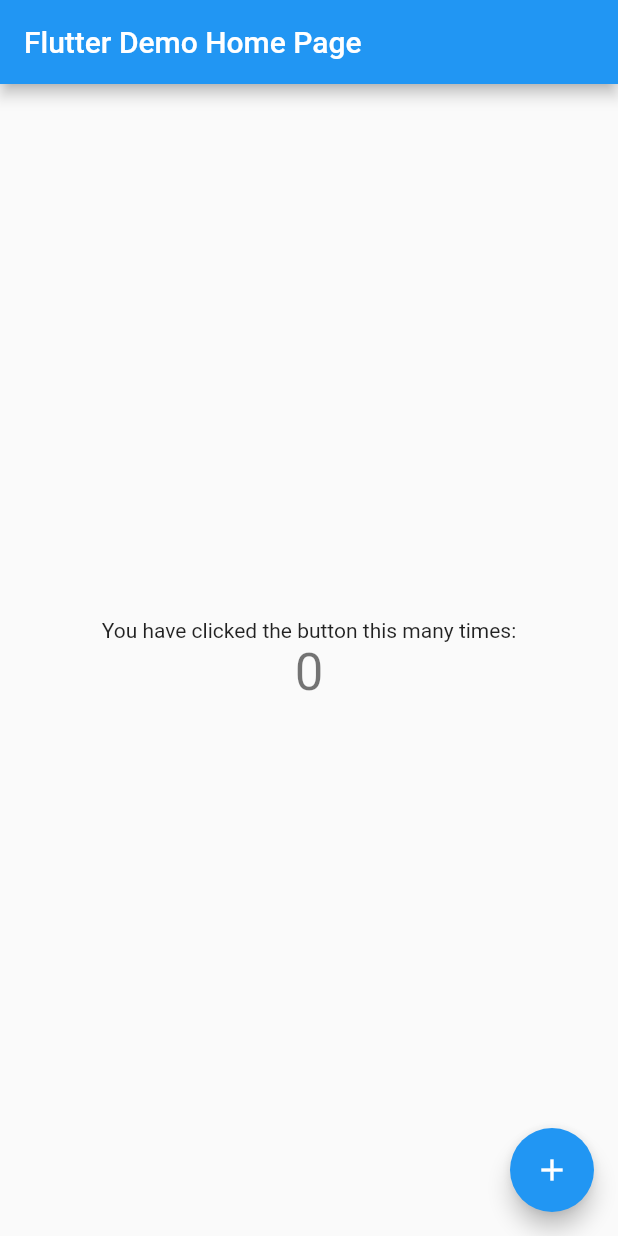
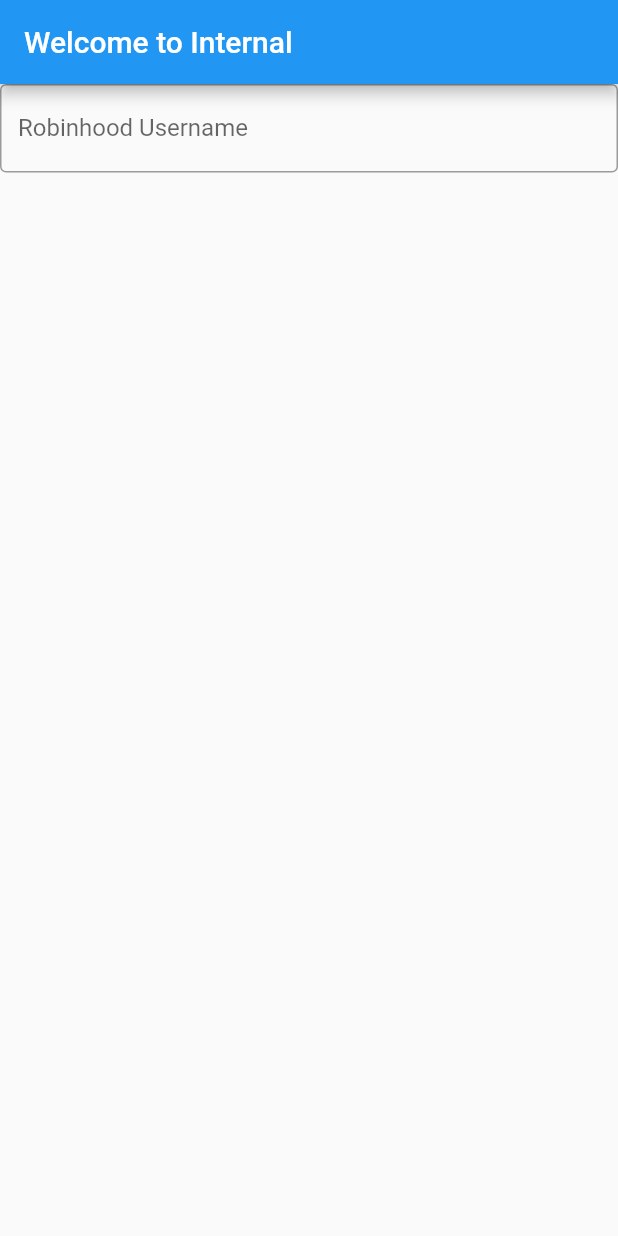
Before and after one commit to nelsonjd/internal, a Flutter app: the screen it shows after launch, on a phone screen of 412 x 824 dp. Run offline on Flutter 3.47's test engine with Material 2 defaults, Android fonts, the phone set to English and light mode, and no system bars.

Commit message:
input form with username text field on screen

```diff
--- /dev/null
+++ b/lib/login_form.dart
@@ -0,0 +1,48 @@
+import 'package:flutter/widgets.dart';
+import 'package:flutter/material.dart';
+
+class LoginForm extends StatefulWidget {
+  @override
+  LoginFormState createState() {
+    return LoginFormState();
+  }
+}
+
+class LoginFormState extends State<LoginForm> {
+  final _formKey = GlobalKey<FormState>();
+
+  @override
+  Widget build(BuildContext context) {
+    // TODO: implement build
+    return Form(
+      key: _formKey,
+      child: Column(
+        crossAxisAlignment: CrossAxisAlignment.center,
+        children: <Widget>[
+          UserNameFormField(
+
+          )
+        ],
+      ),
+    );
+  }
+}
+
+
+class UserNameFormField extends FormField<String> {
+  UserNameFormField({
+    String initialValue = "hi",
+    bool autovalidate = false,
+  }) : super (
+    initialValue: initialValue,
+    autovalidate: autovalidate,
+    builder: (FormFieldState<String> state) {
+      return TextField(
+        decoration: InputDecoration(
+          border: OutlineInputBorder(),
+          labelText: 'Robinhood Username',
+        ),
+      );
+    }
+  );
+}
--- a/lib/main.dart
+++ b/lib/main.dart
@@ -1,111 +1,30 @@
+import 'package:flutter/widgets.dart';
 import 'package:flutter/material.dart';
 
-void main() => runApp(MyApp());
+import 'login_form.dart';
 
-class MyApp extends StatelessWidget {
-  // This widget is the root of your application.
+class Internal extends StatelessWidget {
   @override
   Widget build(BuildContext context) {
-    return MaterialApp(
-      title: 'Flutter Demo',
-      theme: ThemeData(
-        // This is the theme of your application.
-        //
-        // Try running your application with "flutter run". You'll see the
-        // application has a blue toolbar. Then, without quitting the app, try
-        // changing the primarySwatch below to Colors.green and then invoke
-        // "hot reload" (press "r" in the console where you ran "flutter run",
-        // or simply save your changes to "hot reload" in a Flutter IDE).
-        // Notice that the counter didn't reset back to zero; the application
-        // is not restarted.
-        primarySwatch: Colors.blue,
+    // TODO: implement build
+    return Scaffold(
+      appBar: AppBar(title: Text('Welcome to Internal')),
+      body: new Container(
+        child: Column(
+          children: [
+            LoginForm()
+          ],
+        ),
       ),
-      home: MyHomePage(title: 'Flutter Demo Home Page'),
     );
   }
 }
 
-class MyHomePage extends StatefulWidget {
-  MyHomePage({Key key, this.title}) : super(key: key);
-
-  // This widget is the home page of your application. It is stateful, meaning
-  // that it has a State object (defined below) that contains fields that affect
-  // how it looks.
-
-  // This class is the configuration for the state. It holds the values (in this
-  // case the title) provided by the parent (in this case the App widget) and
-  // used by the build method of the State. Fields in a Widget subclass are
-  // always marked "final".
-
-  final String title;
-
-  @override
-  _MyHomePageState createState() => _MyHomePageState();
+void main() {
+  runApp(
+    MaterialApp(
+      title: 'Internal',
+      home: Internal()
+    )
+  );
 }
-
-class _MyHomePageState extends State<MyHomePage> {
-  int _counter = 0;
-
-  void _incrementCounter() {
-    setState(() {
-      // This call to setState tells the Flutter framework that something has
-      // changed in this State, which causes it to rerun the build method below
-      // so that the display can reflect the updated values. If we changed
-      // _counter without calling setState(), then the build method would not be
-      // called again, and so nothing would appear to happen.
-      _counter++;
-    });
-  }
-
-  @override
-  Widget build(BuildContext context) {
-    // This method is rerun every time setState is called, for instance as done
-    // by the _incrementCounter method above.
-    //
-    // The Flutter framework has been optimized to make rerunning build methods
-    // fast, so that you can just rebuild anything that needs updating rather
-    // than having to individually change instances of widgets.
-    return Scaffold(
-      appBar: AppBar(
-        // Here we take the value from the MyHomePage object that was created by
-        // the App.build method, and use it to set our appbar title.
-        title: Text(widget.title),
-      ),
-      body: Center(
-        // Center is a layout widget. It takes a single child and positions it
-        // in the middle of the parent.
-        child: Column(
-          // Column is also layout widget. It takes a list of children and
-          // arranges them vertically. By default, it sizes itself to fit its
-          // children horizontally, and tries to be as tall as its parent.
-          //
-          // Invoke "debug painting" (press "p" in the console, choose the
-          // "Toggle Debug Paint" action from the Flutter Inspector in Android
-          // Studio, or the "Toggle Debug Paint" command in Visual Studio Code)
-          // to see the wireframe for each widget.
-          //
-          // Column has various properties to control how it sizes itself and
-          // how it positions its children. Here we use mainAxisAlignment to
-          // center the children vertically; the main axis here is the vertical
-          // axis because Columns are vertical (the cross axis would be
-          // horizontal).
-          mainAxisAlignment: MainAxisAlignment.center,
-          children: <Widget>[
-            Text(
-              'You have clicked the button this many times:',
-            ),
-            Text(
-              '$_counter',
-              style: Theme.of(context).textTheme.display1,
-            ),
-          ],
-        ),
-      ),
-      floatingActionButton: FloatingActionButton(
-        onPressed: _incrementCounter,
-        tooltip: 'Increment',
-        child: Icon(Icons.add),
-      ), // This trailing comma makes auto-formatting nicer for build methods.
-    );
-  }
-}
--- a/pubspec.yaml
+++ b/pubspec.yaml
@@ -19,6 +19,7 @@ dependencies:
   # The following adds the Cupertino Icons font to your application.
   # Use with the CupertinoIcons class for iOS style icons.
   cupertino_icons: ^0.1.2
+  english_words: ^3.1.2
 
 dev_dependencies:
   flutter_test:
```
Also changed, not shown: 2 other files.
